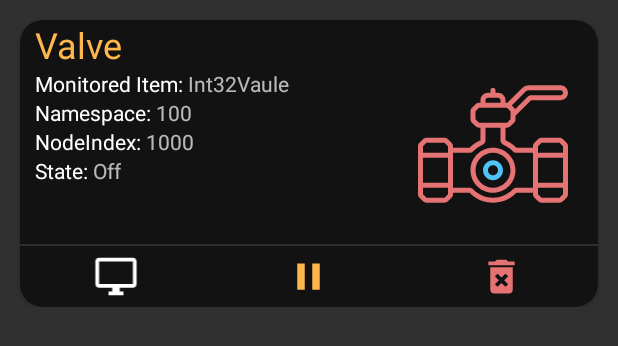
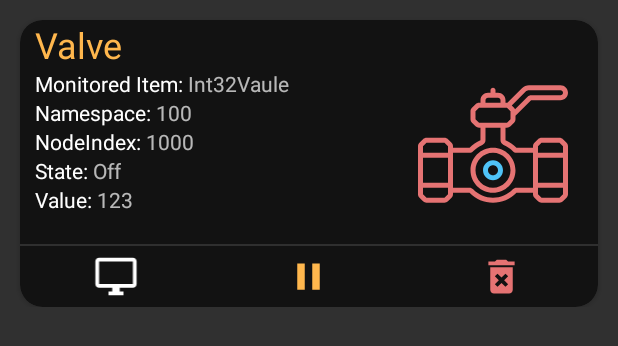
Before and after one commit to ChristianCavallo/OpcUA-Client, an Android app: the layout custom_listitem_valve.xml on its own in the app's theme, with its tools: preview values and no code run, on a phone screen of 412 x 824 dp. Shown: the top 346 px of the screen. Run offline under Robolectric (Android 15) with nearby library versions, the phone set to English and light mode, and no system bars.

Commit message:
Valve fix

```diff
--- a/app/src/main/java/com/ccdev/opcua_client/ui/adapters/CustomizedElementAdapter.java
+++ b/app/src/main/java/com/ccdev/opcua_client/ui/adapters/CustomizedElementAdapter.java
@@ -195,6 +195,8 @@ public class CustomizedElementAdapter extends RecyclerView.Adapter<RecyclerView.
                     h.StateImageView.setImageResource(R.drawable.ic_valve_closed);
                     h.StateView.setText("Closed");
                 }
+
+                h.valueText.setText(value);
 
             }
             break;
@@ -614,6 +616,7 @@ public class CustomizedElementAdapter extends RecyclerView.Adapter<RecyclerView.
         TextView NodeIndexView;
         TextView NamespaceView;
         TextView StateView;
+        TextView valueText;
 
         ImageView StateImageView;
 
@@ -631,6 +634,8 @@ public class CustomizedElementAdapter extends RecyclerView.Adapter<RecyclerView.
             StateView = itemView.findViewById(R.id.valveStateTextView);
 
             StateImageView = itemView.findViewById(R.id.valveStateImageView);
+
+            valueText = itemView.findViewById(R.id.valveValueTextView);
         }
     }
 
--- a/app/src/main/res/layout/custom_listitem_valve.xml
+++ b/app/src/main/res/layout/custom_listitem_valve.xml
@@ -133,6 +133,26 @@
 
                         </LinearLayout>
 
+                        <LinearLayout
+                            android:layout_width="match_parent"
+                            android:layout_height="wrap_content"
+                            android:orientation="horizontal"
+                            android:paddingLeft="10dp">
+
+                            <TextView
+                                android:layout_width="wrap_content"
+                                android:layout_height="wrap_content"
+                                android:text="Value: "
+                                android:textColor="#FFFFFF" />
+
+                            <TextView
+                                android:id="@+id/valveValueTextView"
+                                android:layout_width="wrap_content"
+                                android:layout_height="wrap_content"
+                                android:singleLine="true"
+                                android:text="123" />
+                        </LinearLayout>
+
                     </LinearLayout>
 
                     <ImageView
```
Also changed, not shown: app/src/main/java/com/ccdev/opcua_client/ui/browser/BrowserFragment.java (+7 -0 lines).
